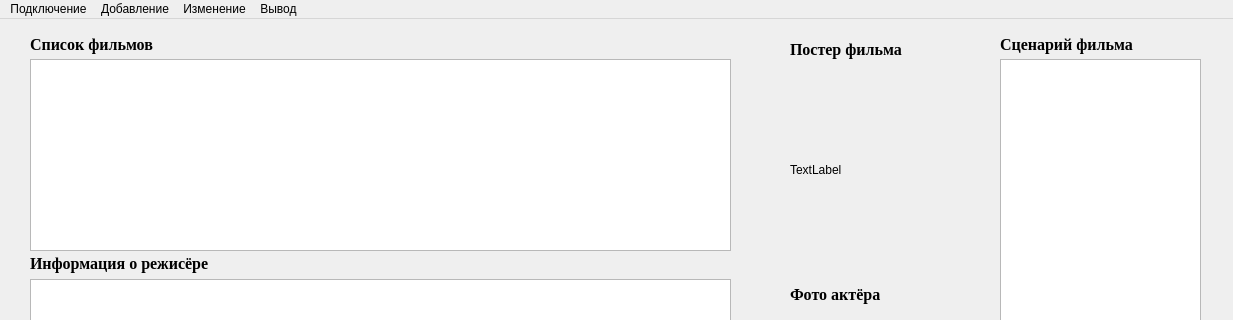
Old version of the form Client/mainwindow.ui in the repository NikitaVirachev/course-work-on-DB; both pictures show x 0 to 1233 and y 0 to 320 of the 1233 by 599 pixel window.
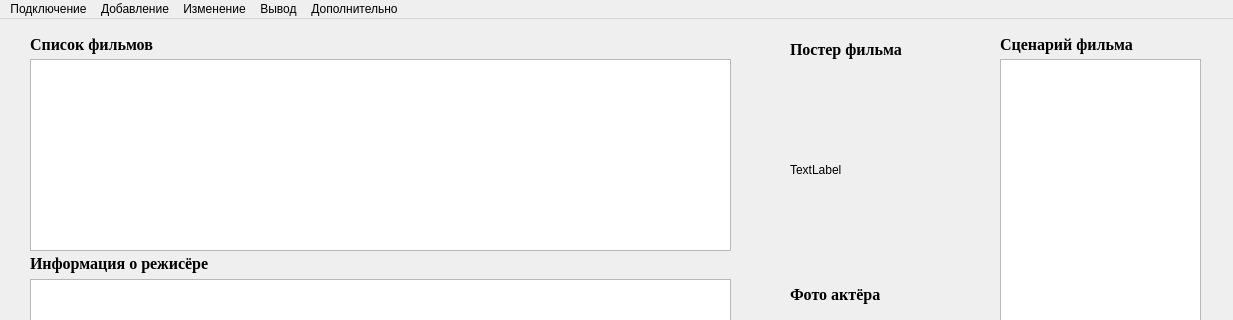
New version of the form.

What changed in the file:
```diff
--- a/Client/mainwindow.ui
+++ b/Client/mainwindow.ui
@@ -330,10 +330,17 @@
     <addaction name="action_15"/>
     <addaction name="action_16"/>
    </widget>
+   <widget class="QMenu" name="menu_5">
+    <property name="title">
+     <string>Дополнительно</string>
+    </property>
+    <addaction name="action_17"/>
+   </widget>
    <addaction name="menu"/>
    <addaction name="menu_2"/>
    <addaction name="menu_3"/>
    <addaction name="menu_4"/>
+   <addaction name="menu_5"/>
   </widget>
   <widget class="QStatusBar" name="statusbar"/>
   <action name="action">
```
Left out of the diff: 5 changed lines with no effect on the pictures.
